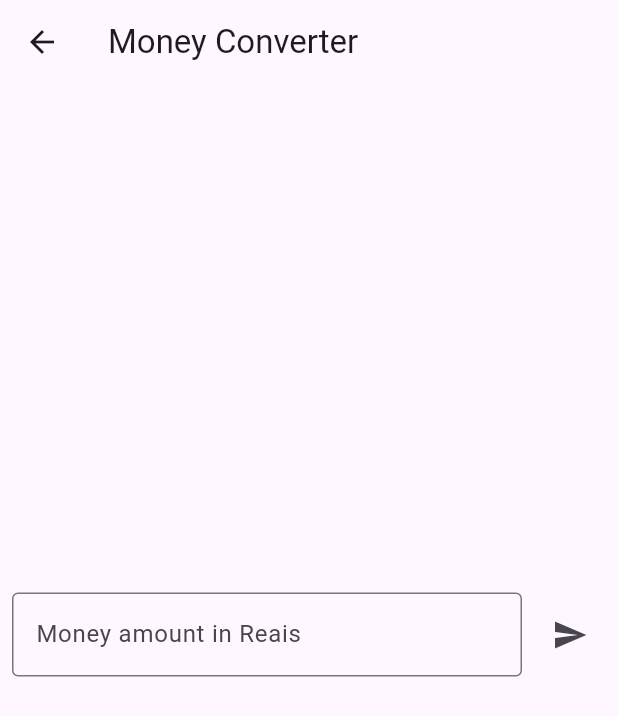
After one commit to joao-menna/pratica_flutter, a Flutter app: the screen it shows after launch, after a tap on "Money Converter", on a phone screen of 412 x 824 dp. The commit adds this screen. Shown: the top 716 px of the screen. Run offline on Flutter 3.47's test engine with Material 3 defaults, Android fonts, the phone set to English and light mode, and no system bars.

Commit message:
Made money converter

```diff
--- a/lib/screens/main_screen.dart
+++ b/lib/screens/main_screen.dart
@@ -1,5 +1,6 @@
 import 'package:flutter/material.dart';
 import 'package:pratica_flutter/screens/bmi_calculator.dart';
+import 'package:pratica_flutter/screens/money_converter.dart';
 import 'package:pratica_flutter/screens/todo_list.dart';
 
 class MainScreen extends StatelessWidget {
@@ -14,6 +15,21 @@ class MainScreen extends StatelessWidget {
           child: Column(
             mainAxisAlignment: MainAxisAlignment.center,
             children: [
+              ElevatedButton(
+                onPressed: () {
+                  Navigator.of(context).push(
+                    MaterialPageRoute(
+                      builder: (context) {
+                        return const MoneyConverter();
+                      },
+                    ),
+                  );
+                },
+                child: const Text("Money Converter"),
+              ),
+              const SizedBox(
+                height: 16.0,
+              ),
               ElevatedButton(
                 onPressed: () {
                   Navigator.push(
--- /dev/null
+++ b/lib/screens/money_converter.dart
@@ -0,0 +1,74 @@
+import 'package:flutter/material.dart';
+
+class MoneyConverter extends StatefulWidget {
+  const MoneyConverter({super.key});
+
+  @override
+  State<MoneyConverter> createState() => _MoneyConverterState();
+}
+
+class _MoneyConverterState extends State<MoneyConverter> {
+  final _moneyTextEditingController = TextEditingController();
+  var _convertedMoney = "";
+
+  void _convert() {
+    var number = double.tryParse(
+      _moneyTextEditingController.text.replaceAll(",", "."),
+    );
+
+    if (number == null) {
+      setState(() {
+        _convertedMoney = "Invalid money amount";
+      });
+      return;
+    }
+
+    number *= 5;
+
+    setState(() {
+      _convertedMoney = "\$$number";
+    });
+  }
+
+  @override
+  Widget build(BuildContext context) {
+    return Scaffold(
+      appBar: AppBar(
+        title: const Text("Money Converter"),
+      ),
+      body: Padding(
+        padding: const EdgeInsets.all(8.0),
+        child: Column(
+          mainAxisAlignment: MainAxisAlignment.center,
+          children: [
+            Row(
+              children: [
+                Expanded(
+                  child: TextField(
+                    onSubmitted: (value) => _convert(),
+                    controller: _moneyTextEditingController,
+                    decoration: const InputDecoration(
+                      border: OutlineInputBorder(),
+                      label: Text("Money amount in Reais"),
+                    ),
+                  ),
+                ),
+                const SizedBox(
+                  width: 8.0,
+                ),
+                IconButton(
+                  onPressed: _convert,
+                  icon: const Icon(Icons.send),
+                )
+              ],
+            ),
+            Text(
+              _convertedMoney,
+              style: const TextStyle(fontSize: 24.0),
+            ),
+          ],
+        ),
+      ),
+    );
+  }
+}
```
